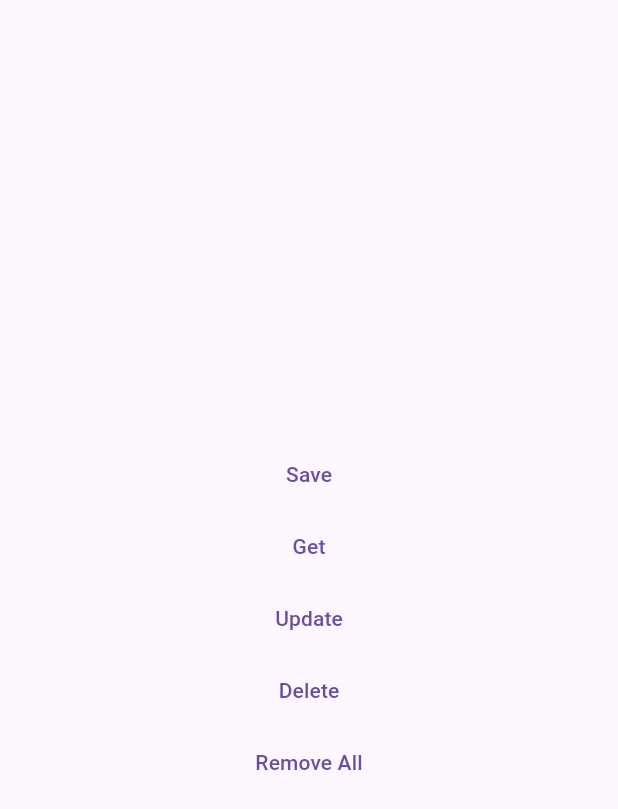
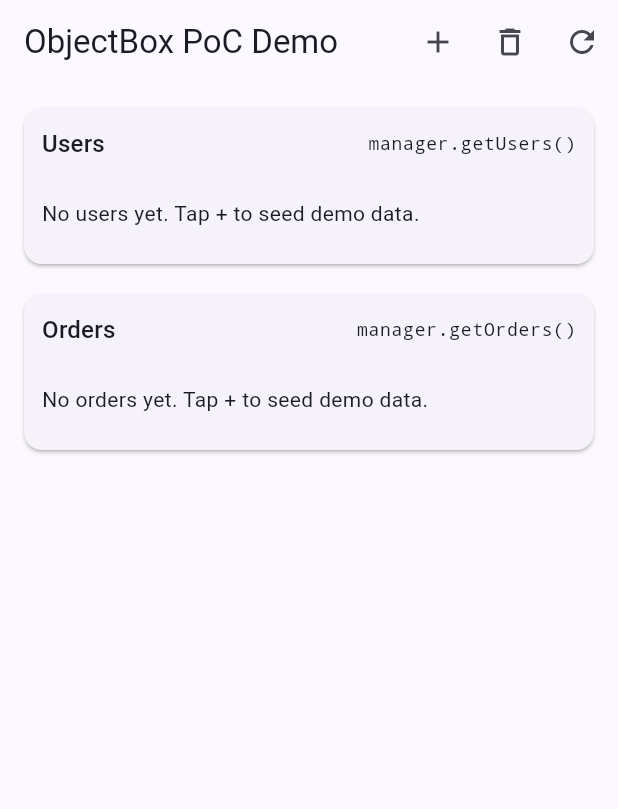
Before and after one commit to yagizdo/flutter-object-box-pco, a Flutter app: the screen it shows after launch, on a phone screen of 412 x 824 dp. Shown: the top 809 px of the screen. Run offline on Flutter 3.47's test engine with Material 3 defaults, Android fonts, the phone set to English and light mode, and no system bars; our stand-ins replace objectbox; missing offline and left inert: objectbox_flutter_libs; accounts and stored records are empty; generated files the repository leaves out were written again.

Commit message:
Enhance UI and functionality in ObjectBox Flutter PoC
- Updated README.md to reflect new UI features and clarify data access methods.
- Introduced HomeScreen and DetailScreen for improved user interaction with ObjectBox data.
- Added EntityListCard and MethodInfoBox widgets for better organization and display of data.
- Implemented detail models for User and Order to streamline data presentation.
- Enhanced ObjectboxManager with UI-friendly read methods for better data retrieval.
- Refactored main.dart to set up the new UI structure and remove obsolete code.

```diff
--- a/lib/main.dart
+++ b/lib/main.dart
@@ -1,7 +1,6 @@
-import 'dart:math';
-
 import 'package:flutter/material.dart';
 import 'package:object_box_poc/core/cache/manager/objectbox_manager.dart';
+import 'package:object_box_poc/screens/home_screen.dart';
 import 'package:objectbox_flutter_libs/objectbox_flutter_libs.dart';
 
 Future<void> main() async {
@@ -22,57 +21,13 @@ class MainApp extends StatelessWidget {
 
   @override
   Widget build(BuildContext context) {
-    return const MaterialApp(home: MyHomePage());
-  }
-}
-
-class MyHomePage extends StatelessWidget {
-  const MyHomePage({super.key});
-
-  @override
-  Widget build(BuildContext context) {
-    return Scaffold(
-      body: Column(
-        mainAxisAlignment: MainAxisAlignment.center,
-        children: [
-          Center(
-            child: TextButton(
-              onPressed: () {
-                ObjectboxManager.instance.save();
-              },
-              child: Text('Save'),
-            ),
-          ),
-          TextButton(
-            onPressed: () {
-              ObjectboxManager.instance.get();
-            },
-            child: Text('Get'),
-          ),
-          TextButton(
-            onPressed: () {
-              ObjectboxManager.instance.update(
-                1,
-                'Updated Name ${Random().nextInt(100)}',
-              );
-            },
-            child: Text('Update'),
-          ),
-
-          TextButton(
-            child: Text('Delete'),
-            onPressed: () {
-              ObjectboxManager.instance.delete(1);
-            },
-          ),
-          TextButton(
-            child: Text('Remove All'),
-            onPressed: () {
-              ObjectboxManager.instance.removeAll();
-            },
-          ),
-        ],
+    return MaterialApp(
+      debugShowCheckedModeBanner: false,
+      theme: ThemeData(
+        useMaterial3: true,
+        colorScheme: ColorScheme.fromSeed(seedColor: Colors.indigo),
       ),
+      home: const HomeScreen(),
     );
   }
 }
--- /dev/null
+++ b/lib/models/detail_model.dart
@@ -0,0 +1,40 @@
+import 'package:object_box_poc/models/order_model.dart';
+import 'package:object_box_poc/models/user_model.dart';
+
+sealed class DetailModel {
+  const DetailModel();
+
+  String get appBarTitle;
+  String get title;
+  String? get subtitle;
+}
+
+final class UserDetailModel extends DetailModel {
+  const UserDetailModel(this.user);
+
+  final User user;
+
+  @override
+  String get appBarTitle => 'User Details';
+
+  @override
+  String get title => '${user.name ?? '-'} ${user.surname ?? ''}'.trim();
+
+  @override
+  String? get subtitle => 'User #${user.id}';
+}
+
+final class OrderDetailModel extends DetailModel {
+  const OrderDetailModel(this.order);
+
+  final OrderModel order;
+
+  @override
+  String get appBarTitle => 'Order Details';
+
+  @override
+  String get title => order.name ?? 'Order #${order.id}';
+
+  @override
+  String? get subtitle => order.amount == null ? null : 'Amount: ${order.amount}';
+}
--- /dev/null
+++ b/lib/screens/home_screen.dart
@@ -0,0 +1,152 @@
+import 'package:flutter/material.dart';
+import 'package:object_box_poc/core/cache/manager/objectbox_manager.dart';
+import 'package:object_box_poc/models/detail_model.dart';
+import 'package:object_box_poc/models/order_model.dart';
+import 'package:object_box_poc/models/user_model.dart';
+import 'package:object_box_poc/screens/detail_screen.dart';
+import 'package:object_box_poc/widgets/entity_list_card.dart';
+
+class HomeScreen extends StatefulWidget {
+  const HomeScreen({super.key});
+
+  @override
+  State<HomeScreen> createState() => _HomeScreenState();
+}
+
+class _HomeScreenState extends State<HomeScreen> {
+  final ObjectboxManager _manager = ObjectboxManager.instance;
+
+  List<User> _users = const [];
+  List<OrderModel> _orders = const [];
+
+  @override
+  void initState() {
+    super.initState();
+    _reload();
+  }
+
+  void _reload() {
+    setState(() {
+      _users = _manager.getUsers();
+      _orders = _manager.getOrders();
+    });
+  }
+
+  void _seedData() {
+    _manager.save();
+    _reload();
+  }
+
+  void _clearAll() {
+    _manager.removeAll();
+    _reload();
+  }
+
+  void _openDetail(DetailModel model) {
+    Navigator.of(
+      context,
+    ).push(MaterialPageRoute(builder: (_) => DetailScreen(model: model)));
+  }
+
+  @override
+  Widget build(BuildContext context) {
+    return Scaffold(
+      appBar: AppBar(
+        title: const Text('ObjectBox PoC Demo'),
+        actions: [
+          IconButton(
+            tooltip: 'Seed demo data (manager.save())',
+            onPressed: _seedData,
+            icon: const Icon(Icons.add),
+          ),
+          IconButton(
+            tooltip: 'Clear all (manager.removeAll())',
+            onPressed: _clearAll,
+            icon: const Icon(Icons.delete_outline),
+          ),
+          IconButton(
+            tooltip: 'Refresh lists',
+            onPressed: _reload,
+            icon: const Icon(Icons.refresh),
+          ),
+        ],
+      ),
+      body: SafeArea(
+        child: ListView(
+          padding: const EdgeInsets.all(12),
+          children: [
+            EntityListCard(
+              title: 'Users',
+              methodLabel: 'manager.getUsers()',
+              child: _users.isEmpty
+                  ? const Padding(
+                      padding: EdgeInsets.symmetric(vertical: 12),
+                      child: Text('No users yet. Tap + to seed demo data.'),
+                    )
+                  : ListView.separated(
+                      shrinkWrap: true,
+                      physics: const NeverScrollableScrollPhysics(),
+                      itemCount: _users.length,
+                      separatorBuilder: (_, __) => const Divider(height: 1),
+                      itemBuilder: (context, index) {
+                        final user = _users[index];
+                        final fullName =
+                            '${user.name ?? '-'} ${user.surname ?? ''}'.trim();
+                        final initials = (user.name?.isNotEmpty ?? false)
+                            ? user.name!.substring(0, 1).toUpperCase()
+                            : '?';
+
+                        return ListTile(
+                          leading: CircleAvatar(child: Text(initials)),
+                          title: Text(fullName),
+                          subtitle: Text(
+                            'User #${user.id} • orders: ${user.orders.length} • address: ${user.address.target == null ? '—' : '✓'}',
+                          ),
+                          trailing: const Icon(Icons.chevron_right),
+                          onTap: () => _openDetail(UserDetailModel(user)),
+                        );
+                      },
+                    ),
+            ),
+            const SizedBox(height: 12),
+            EntityListCard(
+              title: 'Orders',
+              methodLabel: 'manager.getOrders()',
+              child: _orders.isEmpty
+                  ? const Padding(
+                      padding: EdgeInsets.symmetric(vertical: 12),
+                      child: Text('No orders yet. Tap + to seed demo data.'),
+                    )
+                  : ListView.separated(
+                      shrinkWrap: true,
+                      physics: const NeverScrollableScrollPhysics(),
+                      itemCount: _orders.length,
+                      separatorBuilder: (_, __) => const Divider(height: 1),
+                      itemBuilder: (context, index) {
+                        final order = _orders[index];
+                        final userName = order.user.target == null
+                            ? '—'
+                            : '${order.user.target?.name ?? '-'} ${order.user.target?.surname ?? ''}'
+                                  .trim();
+                        final amount = order.amount == null
+                            ? '—'
+                            : '${order.amount}';
+
+                        return ListTile(
+                          leading: const Icon(Icons.receipt_long_outlined),
+                          title: Text(order.name ?? 'Order #${order.id}'),
+                          subtitle: Text(
+                            'Order #${order.id} • amount: $amount • user: $userName',
+                          ),
+                          trailing: const Icon(Icons.chevron_right),
+                          onTap: () => _openDetail(OrderDetailModel(order)),
+                        );
+                      },
+                    ),
+            ),
+          ],
+        ),
+      ),
+    );
+  }
+}
--- /dev/null
+++ b/lib/widgets/entity_list_card.dart
@@ -0,0 +1,47 @@
+import 'package:flutter/material.dart';
+
+class EntityListCard extends StatelessWidget {
+  const EntityListCard({
+    super.key,
+    required this.title,
+    required this.methodLabel,
+    required this.child,
+  });
+
+  final String title;
+  final String methodLabel;
+  final Widget child;
+
+  @override
+  Widget build(BuildContext context) {
+    final theme = Theme.of(context);
+
+    return Card(
+      clipBehavior: Clip.antiAlias,
+      child: Padding(
+        padding: const EdgeInsets.all(12),
+        child: Column(
+          crossAxisAlignment: CrossAxisAlignment.start,
+          children: [
+            Row(
+              children: [
+                Expanded(
+                  child: Text(title, style: theme.textTheme.titleMedium),
+                ),
+                const SizedBox(width: 12),
+                Text(
+                  methodLabel,
+                  style: theme.textTheme.labelMedium?.copyWith(
+                    fontFamily: 'monospace',
+                  ),
+                ),
+              ],
+            ),
+            const SizedBox(height: 12),
+            child,
+          ],
+        ),
+      ),
+    );
+  }
+}
```
Also changed, not shown: lib/core/cache/manager/objectbox_manager.dart (+61 -14 lines), lib/screens/detail_screen.dart (added, +215 -0 lines), lib/widgets/method_info_box.dart (added, +51 -0 lines), lib/widgets/relationship_card.dart (added, +45 -0 lines), 1 other file.
